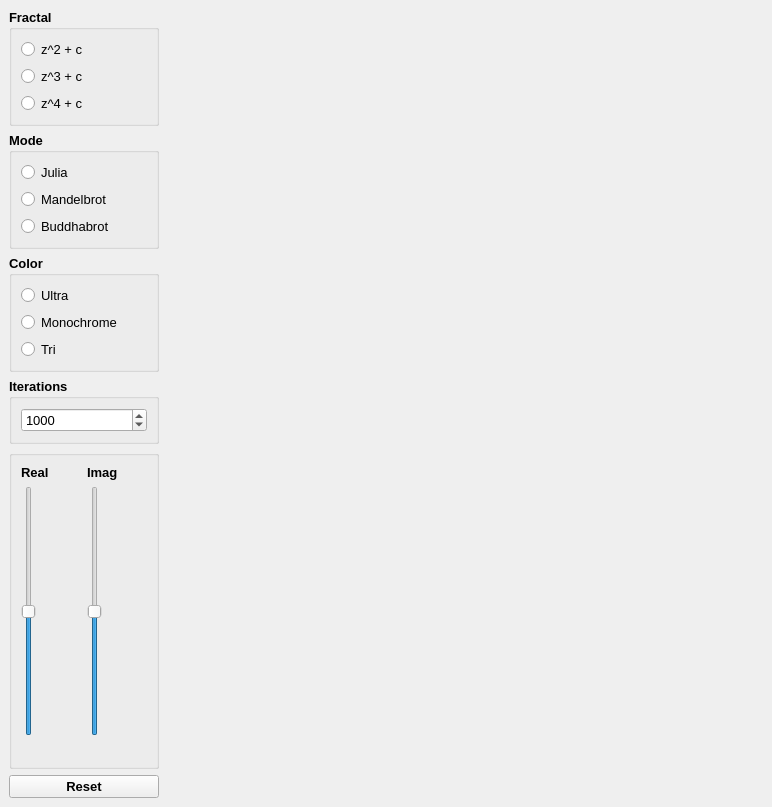
The window that python-fractals/gui/designs/main.ui (seird/fractals) describes before a commit, drawn with Qt 5.
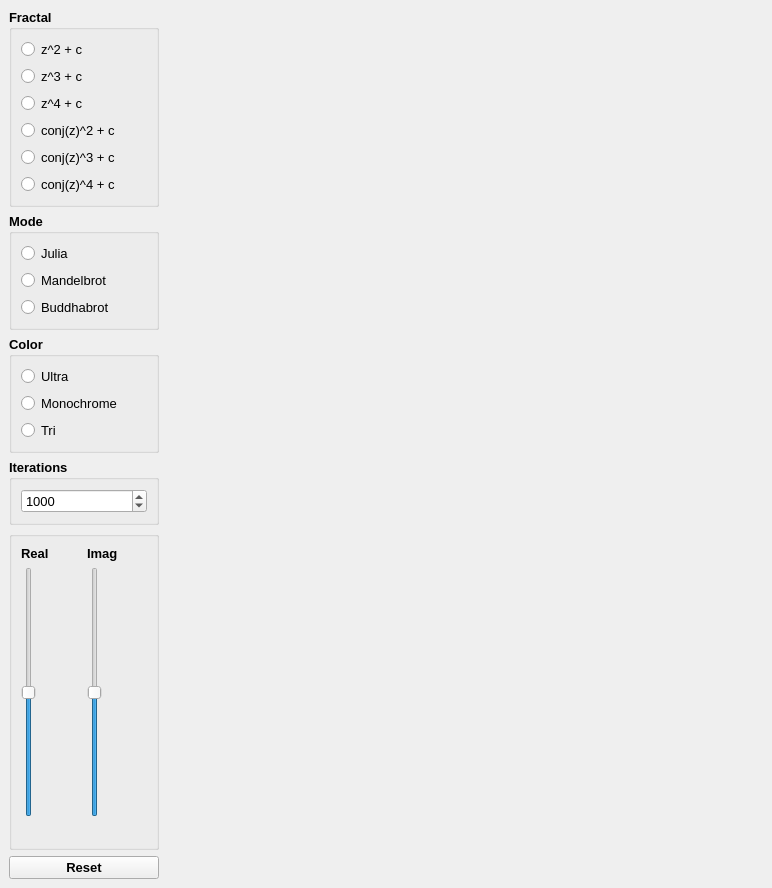
The same window after the commit.

Commit message: add conjugate fractals

```diff
--- a/python-fractals/gui/designs/main.ui
+++ b/python-fractals/gui/designs/main.ui
@@ -101,6 +101,45 @@
            </property>
           </widget>
          </item>
+         <item row="3" column="0">
+          <widget class="QRadioButton" name="radio_fractal_zconj2">
+           <property name="font">
+            <font>
+             <weight>50</weight>
+             <bold>false</bold>
+            </font>
+           </property>
+           <property name="text">
+            <string>conj(z)^2 + c</string>
+           </property>
+          </widget>
+         </item>
+         <item row="4" column="0">
+          <widget class="QRadioButton" name="radio_fractal_zconj3">
+           <property name="font">
+            <font>
+             <weight>50</weight>
+             <bold>false</bold>
+            </font>
+           </property>
+           <property name="text">
+            <string>conj(z)^3 + c</string>
+           </property>
+          </widget>
+         </item>
+         <item row="5" column="0">
+          <widget class="QRadioButton" name="radio_fractal_zconj4">
+           <property name="font">
+            <font>
+             <weight>50</weight>
+             <bold>false</bold>
+            </font>
+           </property>
+           <property name="text">
+            <string>conj(z)^4 + c</string>
+           </property>
+          </widget>
+         </item>
         </layout>
        </widget>
       </item>
```
The commit also changes 13 other files.
